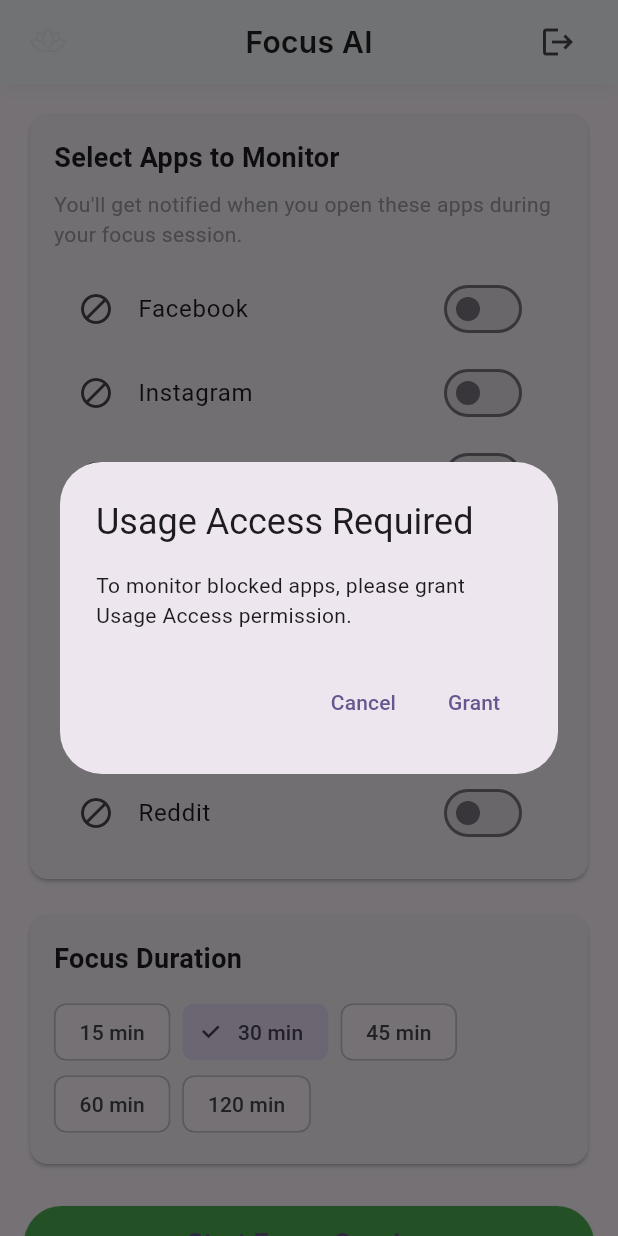
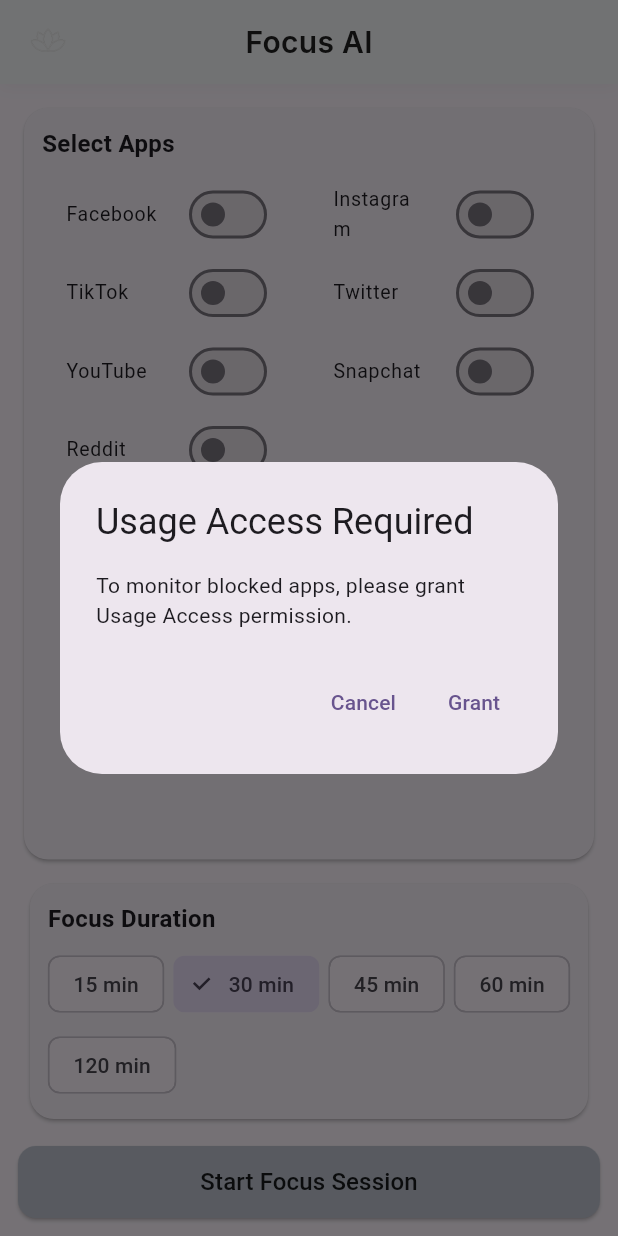
Before and after one commit to Tausia01/focus_ai_app, a Flutter app: the ZenModeScreen screen opened directly, on a phone screen of 412 x 824 dp. Run offline on Flutter 3.47's test engine with Material 3 defaults, Android fonts, the phone set to English and light mode, and no system bars; our stand-ins replace cloud_firestore, firebase_auth, firebase_core, firebase_messaging, fl_chart, flutter_local_notifications and 2 more; accounts and stored records are empty; network calls fail; Roboto replaces fonts that are missing (Inter).

Commit message:
changed UI of focus mode

```diff
--- a/lib/screens/zen_mode_screen.dart
+++ b/lib/screens/zen_mode_screen.dart
@@ -13,18 +13,16 @@
 }
 
 class _ZenModeScreenState extends State<ZenModeScreen> with WidgetsBindingObserver {
-  // App selection
   final Map<String, bool> _blockedApps = {
-    'com.facebook.katana': false,        // Facebook
-    'com.instagram.android': false,      // Instagram
-    'com.zhiliaoapp.musically': false,   // TikTok
-    'com.twitter.android': false,        // Twitter
-    'com.google.android.youtube': false, // YouTube
-    'com.snapchat.android': false,       // Snapchat
-    'com.reddit.frontpage': false,       // Reddit
+    'com.facebook.katana': false,
+    'com.instagram.android': false,
+    'com.zhiliaoapp.musically': false,
+    'com.twitter.android': false,
+    'com.google.android.youtube': false,
+    'com.snapchat.android': false,
+    'com.reddit.frontpage': false,
   };
 
-  // Timer selection
   Duration _selectedDuration = const Duration(minutes: 30);
   final List<Duration> _durationOptions = [
     const Duration(minutes: 15),
@@ -44,12 +42,10 @@
     'com.reddit.frontpage': 'Reddit',
   };
 
-  List<String> get _selectedBlockedApps {
-    return _blockedApps.entries
+  List<String> get _selectedBlockedApps => _blockedApps.entries
       .where((entry) => entry.value)
       .map((entry) => entry.key)
       .toList();
-  }
 
   final AppDetectionService _appDetectionService = AppDetectionService();
   bool _permissionsGranted = false;
@@ -77,13 +73,12 @@
   Future<void> _recheckPermissionsOnResume() async {
     bool hasUsage = await _appDetectionService.hasUsageStatsPermission();
     bool hasOverlay = await _appDetectionService.hasOverlayPermission();
-    setState(() {
-      _permissionsGranted = hasUsage && hasOverlay;
-    });
+    setState(() => _permissionsGranted = hasUsage && hasOverlay);
   }
 
   Future<void> _checkAndRequestPermissions() async {
     await _appDetectionService.initialize();
+
     bool hasUsage = await _appDetectionService.hasUsageStatsPermission();
     bool hasOverlay = await _appDetectionService.hasOverlayPermission();
 
@@ -91,46 +86,36 @@
       await _showPermissionDialog(
         title: 'Usage Access Required',
         message: 'To monitor blocked apps, please grant Usage Access permission.',
-        onConfirm: () async {
-          await _appDetectionService.requestUsageStatsPermission();
-        },
+        onConfirm: () async => _appDetectionService.requestUsageStatsPermission(),
       );
     }
+
     if (!hasOverlay) {
       await _showPermissionDialog(
         title: 'Appear on Top Required',
         message: 'To show overlays, please grant Appear on Top permission.',
-        onConfirm: () async {
-          await _appDetectionService.requestOverlayPermission();
-        },
+        onConfirm: () async => _appDetectionService.requestOverlayPermission(),
       );
     }
-    // Re-check after requesting
+
     hasUsage = await _appDetectionService.hasUsageStatsPermission();
     hasOverlay = await _appDetectionService.hasOverlayPermission();
-    setState(() {
-      _permissionsGranted = hasUsage && hasOverlay;
-    });
-    if (!_permissionsGranted) {
-      if (mounted) {
-        ScaffoldMessenger.of(context).showSnackBar(
-          const SnackBar(content: Text('Please grant all required permissions to use Zen Mode.')),
-        );
-      }
-    }
+
+    setState(() => _permissionsGranted = hasUsage && hasOverlay);
   }
 
-  Future<void> _showPermissionDialog({required String title, required String message, required VoidCallback onConfirm}) async {
+  Future<void> _showPermissionDialog({
+    required String title,
+    required String message,
+    required VoidCallback onConfirm,
+  }) async {
     await showDialog(
       context: context,
       builder: (context) => AlertDialog(
         title: Text(title),
         content: Text(message),
         actions: [
-          TextButton(
-            onPressed: () => Navigator.of(context).pop(),
-            child: const Text('Cancel'),
-          ),
+          TextButton(onPressed: () => Navigator.of(context).pop(), child: const Text('Cancel')),
           TextButton(
             onPressed: () {
               Navigator.of(context).pop();
@@ -143,123 +128,93 @@
     );
   }
 
-  void _startFocusSession() async {
+  void _startFocusSession() {
     if (!_permissionsGranted) {
       ScaffoldMessenger.of(context).showSnackBar(
-        const SnackBar(
-          content: Text('Please grant all required permissions before starting a focus session.'),
-          backgroundColor: Colors.red,
-        ),
-      );
-      return;
-    }
-    if (_selectedBlockedApps.isEmpty) {
-      ScaffoldMessenger.of(context).showSnackBar(
-        const SnackBar(
-          content: Text('Please select at least one app to monitor'),
-          backgroundColor: Colors.red,
-        ),
+        const SnackBar(content: Text('Please grant all permissions.'), backgroundColor: Colors.red),
       );
       return;
     }
 
-    // Create focus session
+    if (_selectedBlockedApps.isEmpty) {
+      ScaffoldMessenger.of(context).showSnackBar(
+        const SnackBar(content: Text('Select at least one app.'), backgroundColor: Colors.red),
+      );
+      return;
+    }
+
     final session = FocusSession.create(
       blockedApps: _selectedBlockedApps,
       duration: _selectedDuration,
     );
 
-    // Navigate to timer screen
     Navigator.push(
       context,
-      MaterialPageRoute(
-        builder: (context) => FocusTimerScreen(session: session),
-      ),
+      MaterialPageRoute(builder: (context) => FocusTimerScreen(session: session)),
     );
   }
 
   @override
   Widget build(BuildContext context) {
     return Scaffold(
-      appBar: CustomAppBar(
-        title: 'Focus AI',
-        actions: [
-          IconButton(
-            icon: const Icon(Icons.logout),
-            tooltip: 'Logout',
-            onPressed: () async {
-              await AuthService().signOut();
-            },
-          ),
-        ],
-      ),
-      body: ListView(
-        padding: const EdgeInsets.all(16.0),
+      appBar: CustomAppBar(title: 'Focus AI'),
+      body: Padding(
+        padding: const EdgeInsets.all(12),
+        child: Column(
           children: [
-          // App Selection
-          Card(
+            // 🔹 Apps section (condensed)
+            Expanded(
+              child: Card(
+                elevation: 1,
+                shape: RoundedRectangleBorder(borderRadius: BorderRadius.circular(16)),
                 child: Padding(
-              padding: const EdgeInsets.all(16.0),
+                  padding: const EdgeInsets.all(12),
                   child: Column(
                     crossAxisAlignment: CrossAxisAlignment.start,
                     children: [
-                  const Text(
-                    'Select Apps to Monitor',
-                    style: TextStyle(
-                      fontSize: 18,
-                      fontWeight: FontWeight.bold,
+                      const Text('Select Apps', style: TextStyle(fontSize: 16, fontWeight: FontWeight.bold)),
+                      const SizedBox(height: 8),
+                      Expanded(
+                        child: GridView.count(
+                          crossAxisCount: 2,
+                          childAspectRatio: 3.4,
+                          children: _blockedApps.keys.map((app) {
+                            return SwitchListTile(
+                              title: Text(_appDisplayNames[app] ?? app, style: const TextStyle(fontSize: 13)),
+                              value: _blockedApps[app]!,
+                              onChanged: (v) => setState(() => _blockedApps[app] = v),
+                            );
+                          }).toList(),
                         ),
                       ),
-                  const SizedBox(height: 8),
-                  const Text(
-                    'You\'ll get notified when you open these apps during your focus session.',
-                    style: TextStyle(fontSize: 14, color: Colors.grey),
-                  ),
-                  const SizedBox(height: 12),
-                  ..._blockedApps.keys.map((app) => SwitchListTile(
-                    title: Text(_appDisplayNames[app] ?? app),
-                    value: _blockedApps[app]!,
-                    onChanged: (val) {
-                      setState(() {
-                        _blockedApps[app] = val;
-                      });
-                    },
-                    secondary: const Icon(Icons.block),
-                  )),
                     ],
                   ),
                 ),
               ),
-          const SizedBox(height: 16),
+            ),
 
-          // Timer Selection
+            const SizedBox(height: 8),
+
+            // 🔹 Duration section (compact)
             Card(
+              elevation: 1,
+              shape: RoundedRectangleBorder(borderRadius: BorderRadius.circular(16)),
               child: Padding(
-              padding: const EdgeInsets.all(16.0),
+                padding: const EdgeInsets.all(12),
                 child: Column(
                   crossAxisAlignment: CrossAxisAlignment.start,
                   children: [
-                  const Text(
-                    'Focus Duration',
-                    style: TextStyle(
-                      fontSize: 18,
-                      fontWeight: FontWeight.bold,
-                    ),
-                  ),
-                  const SizedBox(height: 12),
+                    const Text('Focus Duration', style: TextStyle(fontSize: 16, fontWeight: FontWeight.bold)),
+                    const SizedBox(height: 8),
                     Wrap(
-                    spacing: 8,
+                      spacing: 6,
+                      runSpacing: 6,
                       children: _durationOptions.map((duration) {
-                      final isSelected = duration == _selectedDuration;
                         return ChoiceChip(
                           label: Text('${duration.inMinutes} min'),
-                        selected: isSelected,
+                          selected: duration == _selectedDuration,
                           onSelected: (selected) {
-                          if (selected) {
-                            setState(() {
-                              _selectedDuration = duration;
-                            });
-                          }
+                            if (selected) setState(() => _selectedDuration = duration);
                           },
                         );
                       }).toList(),
@@ -268,24 +223,25 @@
                 ),
               ),
             ),
-          const SizedBox(height: 24),
 
-          // Start Session Button
+            const SizedBox(height: 14),
+
+            // 🔹 Start Button — neutral color
             SizedBox(
               width: double.infinity,
-            height: 50,
+              height: 48,
               child: ElevatedButton(
                 onPressed: _startFocusSession,
                 style: ElevatedButton.styleFrom(
-                backgroundColor: Colors.green,
+                  backgroundColor: const Color(0xFFBFC5D2), // Neutral grey-blue
+                  foregroundColor: Colors.black87,
+                  shape: RoundedRectangleBorder(borderRadius: BorderRadius.circular(12)),
                 ),
-              child: const Text(
-                'Start Focus Session',
-                style: TextStyle(fontSize: 18),
+                child: const Text('Start Focus Session', style: TextStyle(fontSize: 16)),
               ),
+            )
+          ],
         ),
-          ),
-        ],
       ),
     );
   }
```
Lines whose indentation alone changed are shown as unchanged.
